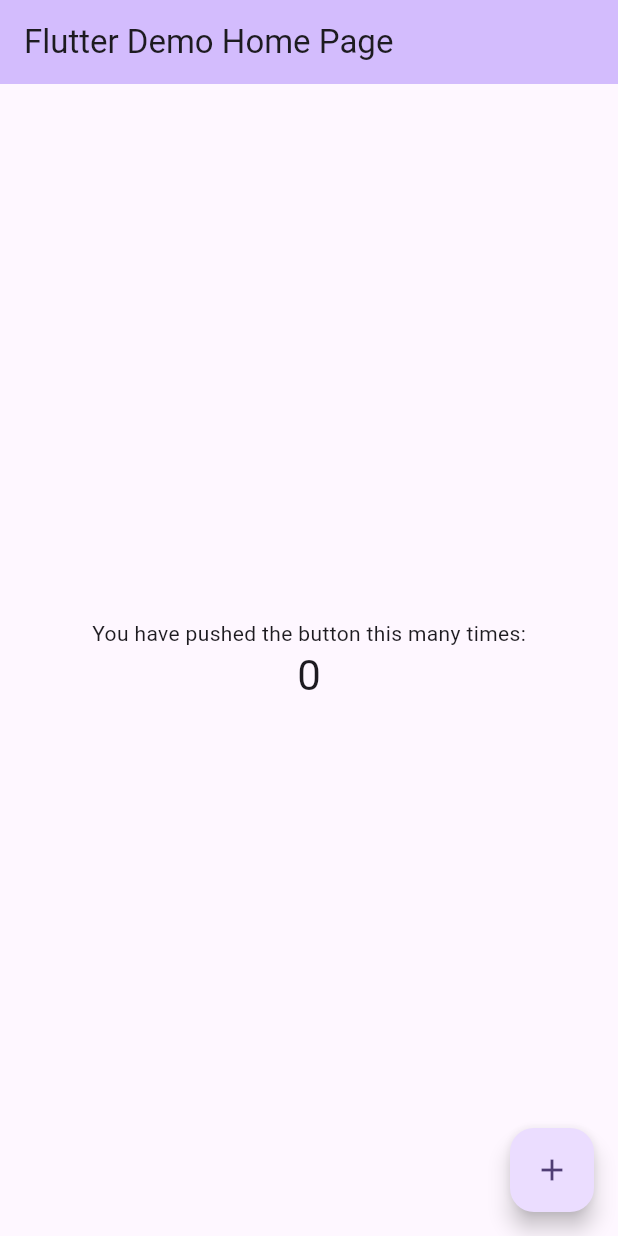
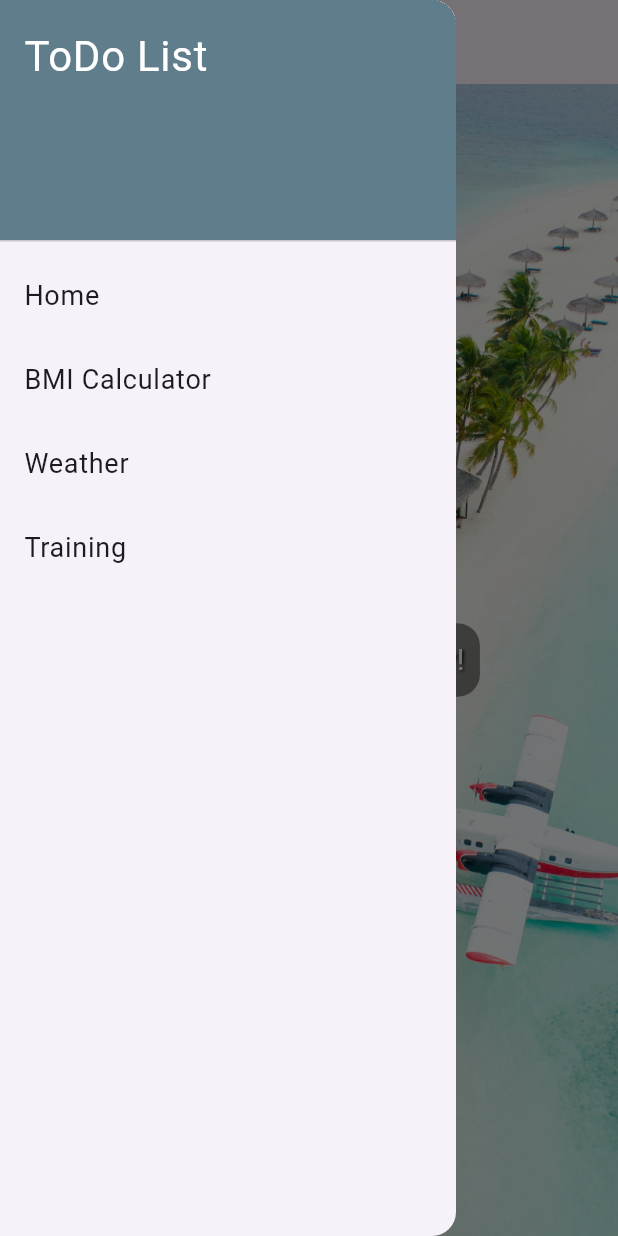
Before and after one commit to trangpn9/learn-flutter, a Flutter app: the screen it shows after launch, with the side drawer open (before the commit the screen has no drawer), on a phone screen of 412 x 824 dp. Run offline on Flutter 3.47's test engine with Material 3 defaults, Android fonts, the phone set to English and light mode, and no system bars.

Commit message:
basic theme

```diff
--- a/lib/main.dart
+++ b/lib/main.dart
@@ -1,4 +1,8 @@
 import 'package:flutter/material.dart';
+// import 'package:globo_fitness/screens/intro_screen.dart';
+
+import 'screens/intro_screen.dart';
+
 
 void main() {
   runApp(const MyApp());
@@ -7,119 +11,12 @@
 class MyApp extends StatelessWidget {
   const MyApp({super.key});
 
-  // This widget is the root of your application.
   @override
   Widget build(BuildContext context) {
     return MaterialApp(
-      title: 'Flutter Demo',
-      theme: ThemeData(
-        // This is the theme of your application.
-        //
-        // TRY THIS: Try running your application with "flutter run". You'll see
-        // the application has a purple toolbar. Then, without quitting the app,
-        // try changing the seedColor in the colorScheme below to Colors.green
-        // and then invoke "hot reload" (save your changes or press the "hot
-        // reload" button in a Flutter-supported IDE, or press "r" if you used
-        // the command line to start the app).
-        //
-        // Notice that the counter didn't reset back to zero; the application
-        // state is not lost during the reload. To reset the state, use hot
-        // restart instead.
-        //
-        // This works for code too, not just values: Most code changes can be
-        // tested with just a hot reload.
-        colorScheme: ColorScheme.fromSeed(seedColor: Colors.deepPurple),
-        useMaterial3: true,
-      ),
-      home: const MyHomePage(title: 'Flutter Demo Home Page'),
+      // theme: ThemeData(primarySwatch: Colors.brown.shade500),
+      theme: ThemeData(primarySwatch: Colors.brown),
+      home: const IntroScreen()
     );
   }
 }
-
-class MyHomePage extends StatefulWidget {
-  const MyHomePage({super.key, required this.title});
-
-  // This widget is the home page of your application. It is stateful, meaning
-  // that it has a State object (defined below) that contains fields that affect
-  // how it looks.
-
-  // This class is the configuration for the state. It holds the values (in this
-  // case the title) provided by the parent (in this case the App widget) and
-  // used by the build method of the State. Fields in a Widget subclass are
-  // always marked "final".
-
-  final String title;
-
-  @override
-  State<MyHomePage> createState() => _MyHomePageState();
-}
-
-class _MyHomePageState extends State<MyHomePage> {
-  int _counter = 0;
-
-  void _incrementCounter() {
-    setState(() {
-      // This call to setState tells the Flutter framework that something has
-      // changed in this State, which causes it to rerun the build method below
-      // so that the display can reflect the updated values. If we changed
-      // _counter without calling setState(), then the build method would not be
-      // called again, and so nothing would appear to happen.
-      _counter++;
-    });
-  }
-
-  @override
-  Widget build(BuildContext context) {
-    // This method is rerun every time setState is called, for instance as done
-    // by the _incrementCounter method above.
-    //
-    // The Flutter framework has been optimized to make rerunning build methods
-    // fast, so that you can just rebuild anything that needs updating rather
-    // than having to individually change instances of widgets.
-    return Scaffold(
-      appBar: AppBar(
-        // TRY THIS: Try changing the color here to a specific color (to
-        // Colors.amber, perhaps?) and trigger a hot reload to see the AppBar
-        // change color while the other colors stay the same.
-        backgroundColor: Theme.of(context).colorScheme.inversePrimary,
-        // Here we take the value from the MyHomePage object that was created by
-        // the App.build method, and use it to set our appbar title.
-        title: Text(widget.title),
-      ),
-      body: Center(
-        // Center is a layout widget. It takes a single child and positions it
-        // in the middle of the parent.
-        child: Column(
-          // Column is also a layout widget. It takes a list of children and
-          // arranges them vertically. By default, it sizes itself to fit its
-          // children horizontally, and tries to be as tall as its parent.
-          //
-          // Column has various properties to control how it sizes itself and
-          // how it positions its children. Here we use mainAxisAlignment to
-          // center the children vertically; the main axis here is the vertical
-          // axis because Columns are vertical (the cross axis would be
-          // horizontal).
-          //
-          // TRY THIS: Invoke "debug painting" (choose the "Toggle Debug Paint"
-          // action in the IDE, or press "p" in the console), to see the
-          // wireframe for each widget.
-          mainAxisAlignment: MainAxisAlignment.center,
-          children: <Widget>[
-            const Text(
-              'You have pushed the button this many times:',
-            ),
-            Text(
-              '$_counter',
-              style: Theme.of(context).textTheme.headlineMedium,
-            ),
-          ],
-        ),
-      ),
-      floatingActionButton: FloatingActionButton(
-        onPressed: _incrementCounter,
-        tooltip: 'Increment',
-        child: const Icon(Icons.add),
-      ), // This trailing comma makes auto-formatting nicer for build methods.
-    );
-  }
-}
--- /dev/null
+++ b/lib/screens/intro_screen.dart
@@ -0,0 +1,43 @@
+import 'package:flutter/material.dart';
+import 'package:globo_fitness/shared/menu_drawer.dart';
+
+class IntroScreen extends StatelessWidget {
+  const IntroScreen({super.key});
+
+  @override
+  Widget build(BuildContext context) {
+    return
+    Scaffold(
+      appBar: AppBar(title: const Text('Todo List')),
+      drawer: const MenuDrawer(),
+      body: Container(
+          decoration: const BoxDecoration(
+            image: DecorationImage(
+                image: AssetImage('assets/background.jpg'), fit: BoxFit.cover),
+          ),
+          child: Center(
+              child: Container(
+                padding: const EdgeInsets.all(10.0),
+                decoration: const BoxDecoration(
+                  borderRadius: BorderRadius.all(Radius.circular(15)),
+                  color: Colors.black45
+                ),
+                child: const Text(
+                  'Manage task for a day!',
+                  style: TextStyle(
+                    fontSize: 20,
+                    color: Colors.white,
+                    shadows: [
+                      Shadow(
+                        offset: Offset(1.0, 1.0),
+                        blurRadius: 2.0,
+                        // color: Colors.pink
+                      )
+                    ]
+                  ),
+                  textAlign: TextAlign.center,
+                ),
+          ))),
+    );
+  }
+}
--- /dev/null
+++ b/lib/shared/menu_drawer.dart
@@ -0,0 +1,38 @@
+import 'package:flutter/material.dart';
+
+class MenuDrawer extends StatelessWidget {
+  const MenuDrawer({super.key});
+
+  @override
+  Widget build(BuildContext context) {
+    return Drawer(
+      child: ListView(
+        children: buildMenuItems(context),
+      ),
+    );
+  }
+
+  List<Widget> buildMenuItems(BuildContext context) {
+    final List<String> menuTitles = [
+      'Home',
+      'BMI Calculator',
+      'Weather',
+      'Training'
+    ];
+
+    List<Widget> menuItems = [];
+    menuItems.add(
+      const DrawerHeader(
+        decoration: BoxDecoration(color: Colors.blueGrey),
+        child: Text('ToDo List', style: TextStyle(color: Colors.white, fontSize: 28))
+      )
+    );
+    menuTitles.forEach((String element) {
+      menuItems.add(ListTile(
+        title: Text(element, style: TextStyle(fontSize: 18)), onTap: (){},
+      ));
+    });
+
+    return menuItems;
+  }
+}
--- a/pubspec.yaml
+++ b/pubspec.yaml
@@ -59,8 +59,8 @@ flutter:
   uses-material-design: true
 
   # To add assets to your application, add an assets section, like this:
-  # assets:
-  #   - images/a_dot_burr.jpeg
+  assets:
+    - assets/
   #   - images/a_dot_ham.jpeg
 
   # An image asset can refer to one or more resolution-specific "variants", see
```
Also changed, not shown: assets/background.jpg (added).
